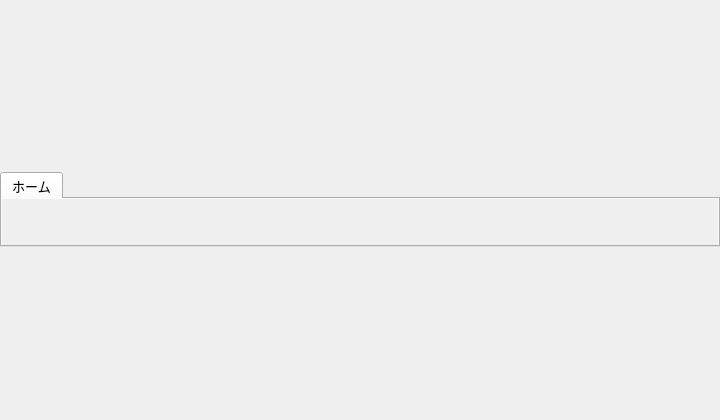
Before: the Qt Designer form MetaTools/src/main/mainwindow.ui in yatagai/MetaTools, drawn with Qt 5.
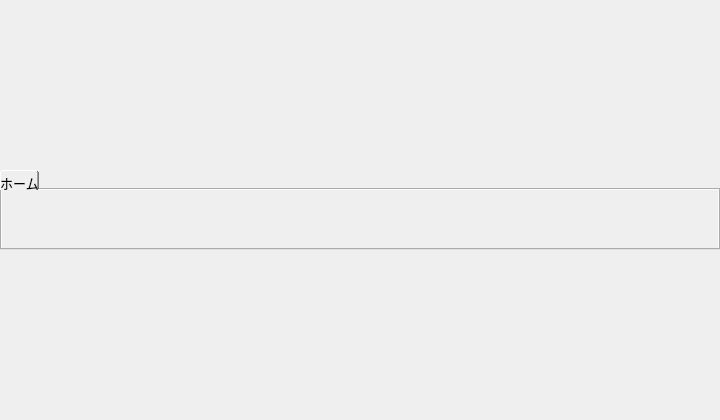
After: the same form once the commit is applied. Icons and pictures are not drawn.

Patch:
```diff
--- a/MetaTools/src/main/mainwindow.ui
+++ b/MetaTools/src/main/mainwindow.ui
@@ -66,13 +66,13 @@
      <property name="minimumSize">
       <size>
        <width>0</width>
-       <height>75</height>
+       <height>80</height>
       </size>
      </property>
      <property name="maximumSize">
       <size>
        <width>16777215</width>
-       <height>75</height>
+       <height>80</height>
       </size>
      </property>
      <property name="font">
@@ -86,6 +86,12 @@
      <property name="autoFillBackground">
       <bool>false</bool>
      </property>
+     <property name="styleSheet">
+      <string notr="true">QTabBar::tab
+{
+    padding-top: 5px;
+}</string>
+     </property>
      <property name="tabPosition">
       <enum>QTabWidget::North</enum>
      </property>
```
